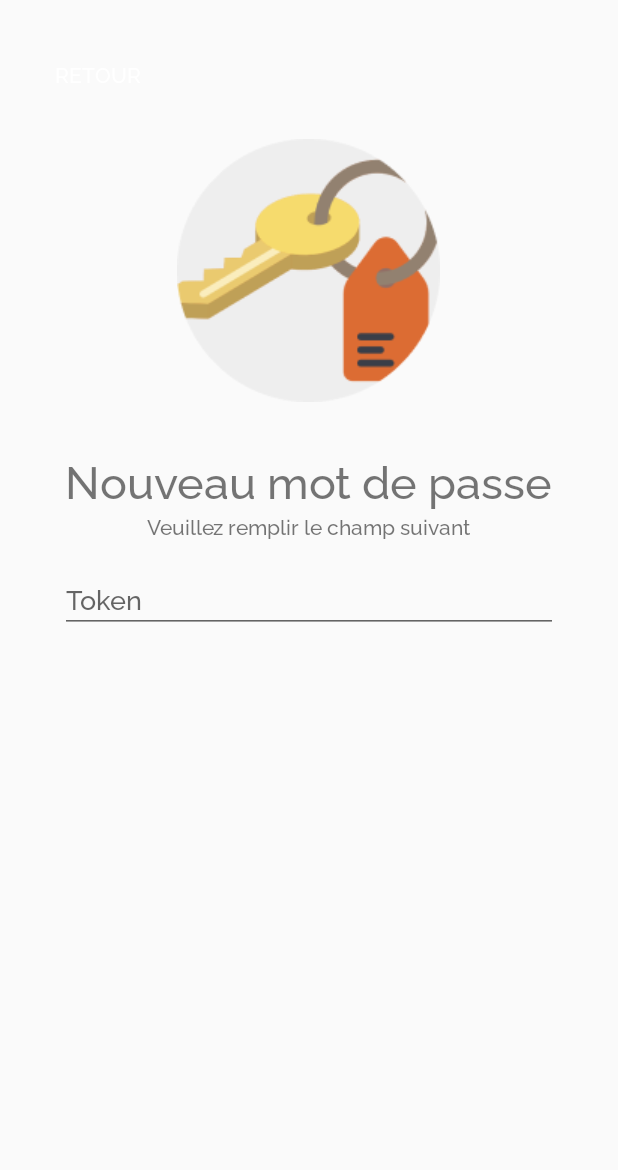
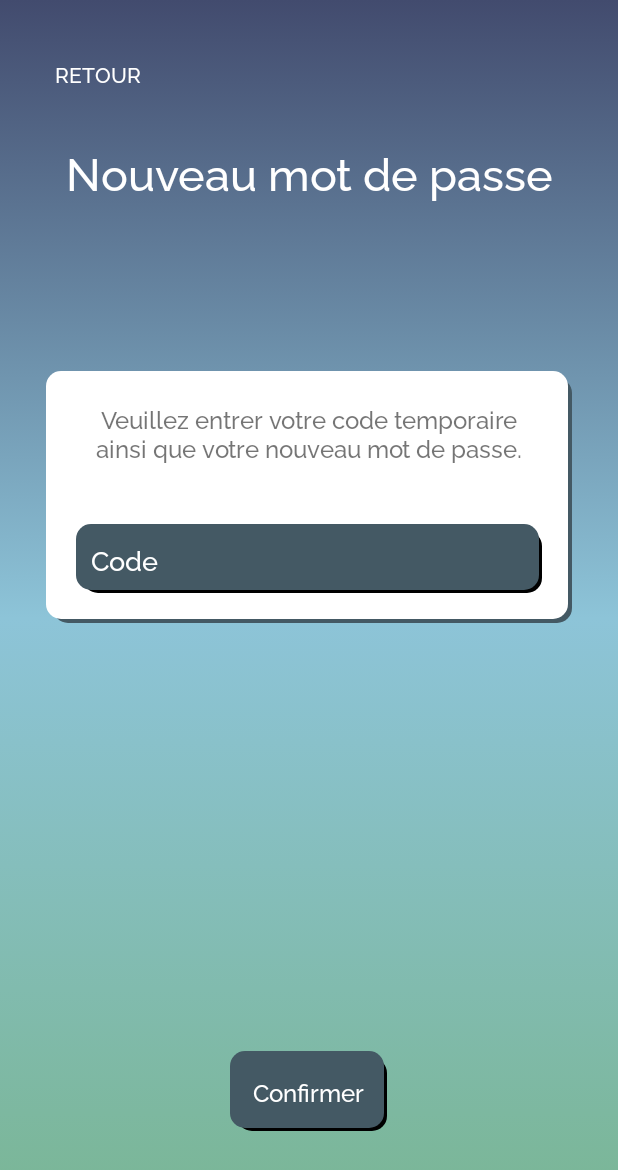
Before and after one commit to neoconnect-EIP/neoconnect_android, an Android app: the UpdatePassword screen opened through its navigation route, on a phone screen of 412 x 824 dp. Shown: the top 1170 px of the screen. Run offline under Robolectric (Android 15) with nearby library versions, the phone set to English and light mode, and no system bars.

Commit message:
Design Forget Password Design Update Password

```diff
--- a/app/src/main/java/c/eip/neoconnect/ui/view/forgotPassword/UpdatePassword.kt
+++ b/app/src/main/java/c/eip/neoconnect/ui/view/forgotPassword/UpdatePassword.kt
@@ -63,7 +63,7 @@ class UpdatePassword : Fragment() {
                 }
 
             })
-        view.findViewById<Button>(R.id.updatePasswordButton).setOnClickListener {
+        view.findViewById<TextView>(R.id.updatePasswordButton).setOnClickListener {
             val thirdStep = ResetPasswordThirdStepModel()
             thirdStep.email = arguments?.get("email") as String
             thirdStep.token =
@@ -124,8 +124,6 @@ class UpdatePassword : Fragment() {
             it?.let { resource ->
                 when (resource.status) {
                     Status.SUCCESS -> {
-                        view?.findViewById<TextView>(R.id.subtitleUpdatePassword)
-                            ?.setText(R.string.multiFormRequire)
                         view?.findViewById<TextInputEditText>(R.id.updatePasswordNewPassword)?.visibility =
                             View.VISIBLE
                         view?.findViewById<TextInputEditText>(R.id.updatePasswordNewPasswordConfirm)?.visibility =
--- a/app/src/main/res/layout/fragment_update_password.xml
+++ b/app/src/main/res/layout/fragment_update_password.xml
@@ -4,6 +4,7 @@
     xmlns:tools="http://schemas.android.com/tools"
     android:layout_width="match_parent"
     android:layout_height="match_parent"
+    android:background="@drawable/background_selection_side"
     tools:context=".ui.view.forgotPassword.UpdatePassword">
 
     <androidx.constraintlayout.widget.Guideline
@@ -41,87 +42,107 @@
         app:layout_constraintStart_toEndOf="@id/guideline_margin_vertical_start_update_password"
         app:layout_constraintTop_toBottomOf="@id/guideline_margin_horizontal_update_password" />
 
-    <LinearLayout
+    <TextView
         android:layout_width="match_parent"
         android:layout_height="wrap_content"
         android:layout_marginTop="20dp"
-        android:gravity="center_horizontal"
-        android:orientation="vertical"
+        android:text="@string/updatePassword"
+        android:textAlignment="center"
+        android:textColor="@color/white"
+        android:textSize="30sp"
         app:layout_constraintEnd_toStartOf="@id/guideline_margin_vertical_end_update_password"
         app:layout_constraintStart_toEndOf="@id/guideline_margin_vertical_start_update_password"
-        app:layout_constraintTop_toBottomOf="@id/backButton">
+        app:layout_constraintTop_toBottomOf="@id/backButton" />
 
-        <ImageView
-            android:layout_width="wrap_content"
-            android:layout_height="wrap_content"
-            android:contentDescription="@string/contDescReset"
-            android:src="@drawable/password_forgot" />
+    <androidx.constraintlayout.widget.Guideline
+        android:id="@+id/guideline_margin_horizontal_middle_update_password"
+        android:layout_width="match_parent"
+        android:layout_height="match_parent"
+        android:orientation="horizontal"
+        app:layout_constraintGuide_percent="0.3" />
+
+    <LinearLayout
+        android:layout_width="0dp"
+        android:layout_height="wrap_content"
+        android:layout_marginStart="10dp"
+        android:layout_marginEnd="10dp"
+        android:background="@drawable/container_description"
+        android:orientation="vertical"
+        android:padding="20dp"
+        app:layout_constraintEnd_toStartOf="@id/guideline_margin_vertical_end_update_password"
+        app:layout_constraintStart_toEndOf="@id/guideline_margin_vertical_start_update_password"
+        app:layout_constraintTop_toBottomOf="@id/guideline_margin_horizontal_middle_update_password">
 
         <TextView
             android:layout_width="wrap_content"
             android:layout_height="wrap_content"
-            android:layout_marginTop="30dp"
-            android:text="@string/updatePassword"
-            android:textSize="30sp" />
+            android:text="@string/subtitleUpdatePassword"
+            android:textAlignment="center"
+            android:textSize="16sp" />
 
-        <TextView
-            android:id="@+id/subtitleUpdatePassword"
-            android:layout_width="wrap_content"
-            android:layout_height="wrap_content"
-            android:text="@string/singleFormRequire" />
-        <!--        <com.google.android.material.textfield.TextInputEditText-->
-        <!--            android:id="@+id/updatePasswordEmail"-->
-        <!--            android:layout_width="match_parent"-->
-        <!--            android:layout_height="wrap_content"-->
-        <!--            android:layout_marginStart="40dp"-->
-        <!--            android:layout_marginTop="15dp"-->
-        <!--            android:layout_marginEnd="40dp"-->
-        <!--            android:hint="@string/formEmail"-->
-        <!--            android:inputType="text"-->
-        <!--            android:visibility="gone" />-->
         <com.google.android.material.textfield.TextInputEditText
             android:id="@+id/updatePasswordToken"
             android:layout_width="match_parent"
             android:layout_height="wrap_content"
-            android:layout_marginStart="40dp"
-            android:layout_marginTop="15dp"
-            android:layout_marginEnd="40dp"
-            android:hint="@string/formToken"
-            android:inputType="text" />
+            android:layout_marginTop="40dp"
+            android:background="@drawable/button_secondary"
+            android:hint="@string/code"
+            android:inputType="text"
+            android:padding="10dp"
+            android:textColor="@color/white"
+            android:textColorHint="@color/white" />
 
         <com.google.android.material.textfield.TextInputEditText
             android:id="@+id/updatePasswordNewPassword"
             android:layout_width="match_parent"
             android:layout_height="wrap_content"
-            android:layout_marginStart="40dp"
             android:layout_marginTop="15dp"
-            android:layout_marginEnd="40dp"
+            android:background="@drawable/button_secondary"
             android:hint="@string/formPassword"
-            android:inputType="text"
+            android:inputType="textPassword"
+            android:padding="10dp"
+            android:textColor="@color/white"
+            android:textColorHint="@color/white"
             android:visibility="gone" />
 
         <com.google.android.material.textfield.TextInputEditText
             android:id="@+id/updatePasswordNewPasswordConfirm"
             android:layout_width="match_parent"
             android:layout_height="wrap_content"
-            android:layout_marginStart="40dp"
             android:layout_marginTop="15dp"
-            android:layout_marginEnd="40dp"
+            android:background="@drawable/button_secondary"
             android:hint="@string/formPasswordConfirm"
-            android:inputType="text"
+            android:inputType="textPassword"
+            android:padding="10dp"
+            android:textColor="@color/white"
+            android:textColorHint="@color/white"
             android:visibility="gone" />
 
-        <Button
+    </LinearLayout>
+
+    <LinearLayout
+        android:layout_width="match_parent"
+        android:layout_height="wrap_content"
+        android:gravity="center"
+        app:layout_constraintStart_toStartOf="@id/guideline_margin_vertical_start_update_password"
+        app:layout_constraintTop_toTopOf="@id/guideline_margin_horizontal_end_update_password">
+
+        <TextView
             android:id="@+id/updatePasswordButton"
-            style="@style/Widget.AppCompat.Button.Borderless"
-            android:layout_width="match_parent"
+            android:layout_width="wrap_content"
             android:layout_height="wrap_content"
-            android:layout_marginStart="40dp"
-            android:layout_marginTop="40dp"
-            android:layout_marginEnd="40dp"
-            android:background="@drawable/button_main"
-            android:text="@string/submit"
+            android:background="@drawable/button_secondary"
+            android:padding="15dp"
+            android:text="@string/confirm"
             android:textColor="@color/white"
-            android:visibility="gone"/>
+            android:textSize="16sp"
+            android:visibility="visible"/>
     </LinearLayout>
+
+    <androidx.constraintlayout.widget.Guideline
+        android:id="@+id/guideline_margin_horizontal_end_update_password"
+        android:layout_width="match_parent"
+        android:layout_height="match_parent"
+        android:orientation="horizontal"
+        app:layout_constraintGuide_percent="0.85" />
 </androidx.constraintlayout.widget.ConstraintLayout>
--- a/app/src/main/res/values/strings.xml
+++ b/app/src/main/res/values/strings.xml
@@ -29,6 +29,7 @@
     <string name="deleteMyAccount">Supprimer son compte</string>
     <string name="forgetPassword">Mot de passe oublié ?</string>
     <string name="subtitleForgetPassword">Veuillez entrer votre adresse email. Un code à fournir vous sera envoyé.</string>
+    <string name="subtitleUpdatePassword">Veuillez entrer votre code temporaire ainsi que votre nouveau mot de passe.</string>
     <string name="updatePassword">Nouveau mot de passe</string>
     <string name="singleFormRequire">Veuillez remplir le champ suivant</string>
     <string name="multiFormRequire">Veuillez remplir les champs suivant</string>
@@ -36,6 +37,7 @@
     <string name="back">Retour</string>
     <string name="average">Moyenne</string>
     <string name="submit">Valider</string>
+    <string name="confirm">Confirmer</string>
     <string name="cancel">Annuler</string>
     <string name="edit">Modifier</string>
     <string name="delete">Supprimer</string>
@@ -43,6 +45,7 @@
     <string name="dest">Destinataire</string>
     <string name="contact">Contacter</string>
     <string name="review">Noter</string>
+    <string name="code">Code</string>
     <string name="report">Signaler</string>
     <string name="chat">Messagerie</string>
     <string name="send">Envoyer</string>
```
Also changed, not shown: app/src/main/res/layout/fragment_forgot_password.xml (+58 -31 lines).
